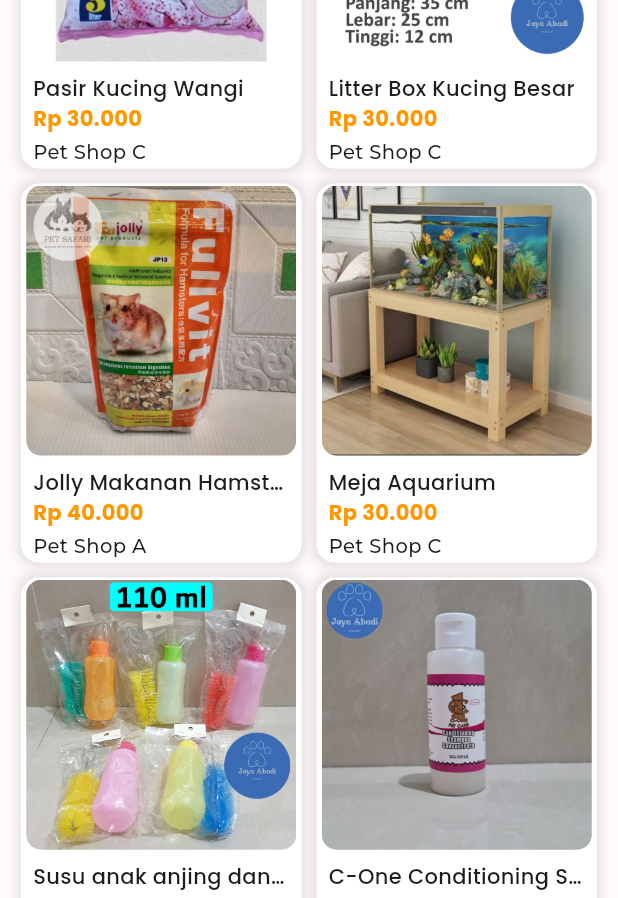
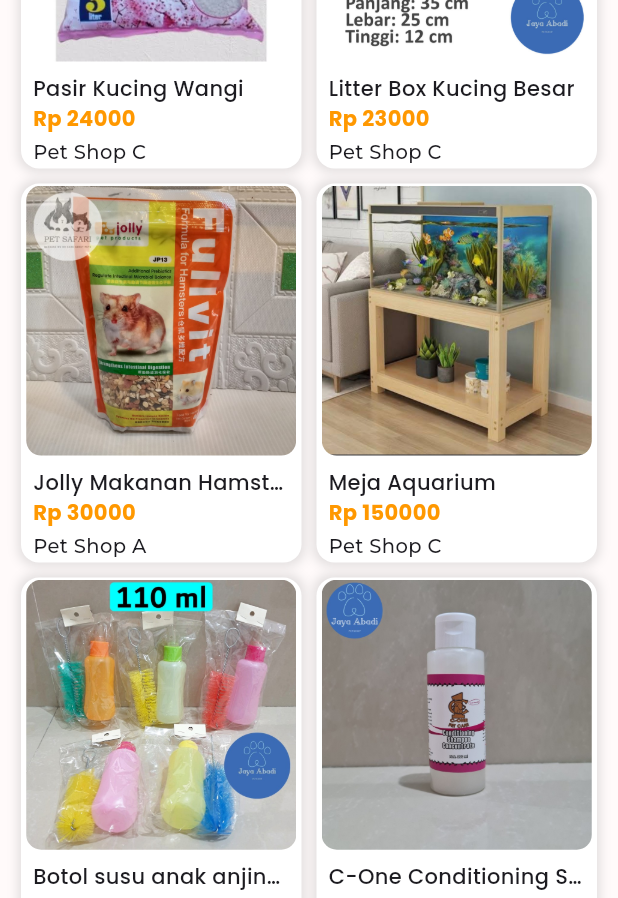
Before and after one commit to EasyLex/pawtastic_dart, a Flutter app: the MostPopular screen opened by its route, on a phone screen of 412 x 824 dp. Shown: the part 338-1236 px from the top of the screen. Run offline on Flutter 3.47's test engine with Material 3 defaults, Android fonts, the phone set to English and light mode, and no system bars; our stand-ins replace cloud_firestore, firebase_auth, firebase_core, flutter_svg, lottie; accounts and stored records are empty.

Commit message:
integer price fix on home class

```diff
--- a/lib/pages/Home/home.dart
+++ b/lib/pages/Home/home.dart
@@ -33,7 +33,7 @@ class _HomeState extends State<Home> {
       "productImage": "images/MakananHamsterJolly400gr.jpg",
       "description": "Hamster food",
       "category": "Hamster",
-      "price": "Rp 40.000",
+      "price": 30000,
       "stock": 10,
       "productSold": 15,
       "sellerName": "Pet Shop A",
@@ -44,7 +44,7 @@ class _HomeState extends State<Home> {
       "productImage": "images/SisirBrushPetGroomingSisirKucingAnjing.jpg",
       "description": "Sisir untuk mempercantik bulu kucing",
       "category": "Cat",
-      "price": "Rp 43.000",
+      "price": 10000,
       "stock": 20,
       "productSold": 10,
       "sellerName": "Pet Shop B",
@@ -55,7 +55,7 @@ class _HomeState extends State<Home> {
       "productImage": "images/LitterBoxKucingBesarJumboBaskom.png",
       "description": "Tempat buang kotoran kucing ukuran jumbo",
       "category": "Cat",
-      "price": "Rp 30.000",
+      "price": 23000,
       "stock": 5,
       "productSold": 18,
       "sellerName": "Pet Shop C",
@@ -66,7 +66,7 @@ class _HomeState extends State<Home> {
       "productImage": "images/PasirWangiTayo3LtrGumpal.jpg",
       "description": "Pasir kotoran kucing anti bau",
       "category": "Cat",
-      "price": "Rp 30.000",
+      "price": 24000,
       "stock": 5,
       "productSold": 25,
       "sellerName": "Pet Shop C",
@@ -77,18 +77,18 @@ class _HomeState extends State<Home> {
       "productImage": "images/meja_aquarium_jati_belanda.jpg",
       "description": "Meja jati kokoh untuk aquarium",
       "category": "Fish",
-      "price": "Rp 30.000",
+      "price": 150000,
       "stock": 5,
       "productSold": 13,
       "sellerName": "Pet Shop C",
       "sellerAddress": "789 Pet Lane"
     },
     {
-      "productName": "Susu anak anjing dan kucing",
+      "productName": "Botol susu anak anjing dan kucing",
       "productImage": "images/BotolSusuAnjingKucingHewanNursingDotKittenDotAnjingPuppy.jpg",
-      "description": "Susu anak kucing dan anjing",
+      "description": "Botol susu anak kucing dan anjing",
       "category": ["Dog", "Cat"],
-      "price": "Rp 30.000",
+      "price": 50000,
       "stock": 5,
       "productSold": 13,
       "sellerName": "Pet Shop C",
@@ -99,7 +99,7 @@ class _HomeState extends State<Home> {
       "productImage": "images/C-One_CONDITIONING_SHAMPOO_for_Pet_100ml.jpg",
       "description": "Shampoo mandi untuk hewan peliharaan kesayanganmu",
       "category": ["Dog", "Cat"],
-      "price": "Rp 30.000",
+      "price": 30000,
       "stock": 5,
       "productSold": 13,
       "sellerName": "Pet Shop C",
@@ -344,7 +344,7 @@ class _HomeState extends State<Home> {
                                         overflow: TextOverflow.ellipsis,
                                       ),
                                       Text(
-                                        product["price"],
+                                        'Rp ${product["price"]}',
                                         style: const TextStyle(
                                           fontSize: 14.0,
                                           color: Colors.orange,
--- a/lib/pages/Home/most_popular.dart
+++ b/lib/pages/Home/most_popular.dart
@@ -16,7 +16,7 @@ class _MostPopularState extends State<MostPopular> {
       "productImage": "images/MakananHamsterJolly400gr.jpg",
       "description": "Hamster food",
       "category": "Hamster",
-      "price": "Rp 40.000",
+      "price": 30000,
       "stock": 10,
       "productSold": 15,
       "sellerName": "Pet Shop A",
@@ -27,7 +27,7 @@ class _MostPopularState extends State<MostPopular> {
       "productImage": "images/SisirBrushPetGroomingSisirKucingAnjing.jpg",
       "description": "Sisir untuk mempercantik bulu kucing",
       "category": "Cat",
-      "price": "Rp 43.000",
+      "price": 10000,
       "stock": 20,
       "productSold": 10,
       "sellerName": "Pet Shop B",
@@ -38,7 +38,7 @@ class _MostPopularState extends State<MostPopular> {
       "productImage": "images/LitterBoxKucingBesarJumboBaskom.png",
       "description": "Tempat buang kotoran kucing ukuran jumbo",
       "category": "Cat",
-      "price": "Rp 30.000",
+      "price": 23000,
       "stock": 5,
       "productSold": 18,
       "sellerName": "Pet Shop C",
@@ -49,7 +49,7 @@ class _MostPopularState extends State<MostPopular> {
       "productImage": "images/PasirWangiTayo3LtrGumpal.jpg",
       "description": "Pasir kotoran kucing anti bau",
       "category": "Cat",
-      "price": "Rp 30.000",
+      "price": 24000,
       "stock": 5,
       "productSold": 25,
       "sellerName": "Pet Shop C",
@@ -60,18 +60,18 @@ class _MostPopularState extends State<MostPopular> {
       "productImage": "images/meja_aquarium_jati_belanda.jpg",
       "description": "Meja jati kokoh untuk aquarium",
       "category": "Fish",
-      "price": "Rp 30.000",
+      "price": 150000,
       "stock": 5,
       "productSold": 13,
       "sellerName": "Pet Shop C",
       "sellerAddress": "789 Pet Lane"
     },
     {
-      "productName": "Susu anak anjing dan kucing",
+      "productName": "Botol susu anak anjing dan kucing",
       "productImage": "images/BotolSusuAnjingKucingHewanNursingDotKittenDotAnjingPuppy.jpg",
-      "description": "Susu anak kucing dan anjing",
+      "description": "Botol susu anak kucing dan anjing",
       "category": ["Dog", "Cat"],
-      "price": "Rp 30.000",
+      "price": 50000,
       "stock": 5,
       "productSold": 13,
       "sellerName": "Pet Shop C",
@@ -82,7 +82,7 @@ class _MostPopularState extends State<MostPopular> {
       "productImage": "images/C-One_CONDITIONING_SHAMPOO_for_Pet_100ml.jpg",
       "description": "Shampoo mandi untuk hewan peliharaan kesayanganmu",
       "category": ["Dog", "Cat"],
-      "price": "Rp 30.000",
+      "price": 30000,
       "stock": 5,
       "productSold": 13,
       "sellerName": "Pet Shop C",
@@ -216,7 +216,7 @@ class _MostPopularState extends State<MostPopular> {
                                 overflow: TextOverflow.ellipsis,
                               ),
                               Text(
-                                product["price"],
+                                'Rp ${product["price"]}',
                                 style: const TextStyle(
                                   fontSize: 14.0,
                                   color: Colors.orange,
--- a/lib/pages/Home/product_category.dart
+++ b/lib/pages/Home/product_category.dart
@@ -134,7 +134,7 @@ class ProductCard extends StatelessWidget {
                   overflow: TextOverflow.ellipsis,
                 ),
                 Text(
-                  product["price"],
+                  'Rp ${product["price"]}',
                   style: const TextStyle(
                     fontSize: 14.0,
                     color: Colors.orange,
--- a/lib/pages/Home/product_details.dart
+++ b/lib/pages/Home/product_details.dart
@@ -34,7 +34,7 @@ class ProductDetails extends StatelessWidget {
               ),
             ),
             Text(
-              product["price"],
+              'Rp ${product["price"]}',
               style: const TextStyle(
                 fontSize: 18.0,
                 color: Colors.orange,
```
